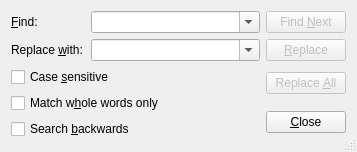
cburschka/lyx, file src/frontends/qt4/ui/SearchUi.ui: the form before one commit.
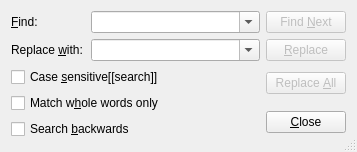
The form after the commit.

Commit message: Help avoiding shortcut clashes by discriminating strings.

```diff
--- a/src/frontends/qt4/ui/SearchUi.ui
+++ b/src/frontends/qt4/ui/SearchUi.ui
@@ -98,7 +98,7 @@
    <item row="2" column="0" colspan="2">
     <widget class="QCheckBox" name="caseCB">
      <property name="text">
-      <string>Case &amp;sensitive</string>
+      <string>Case &amp;sensitive[[search]]</string>
      </property>
     </widget>
    </item>
```
